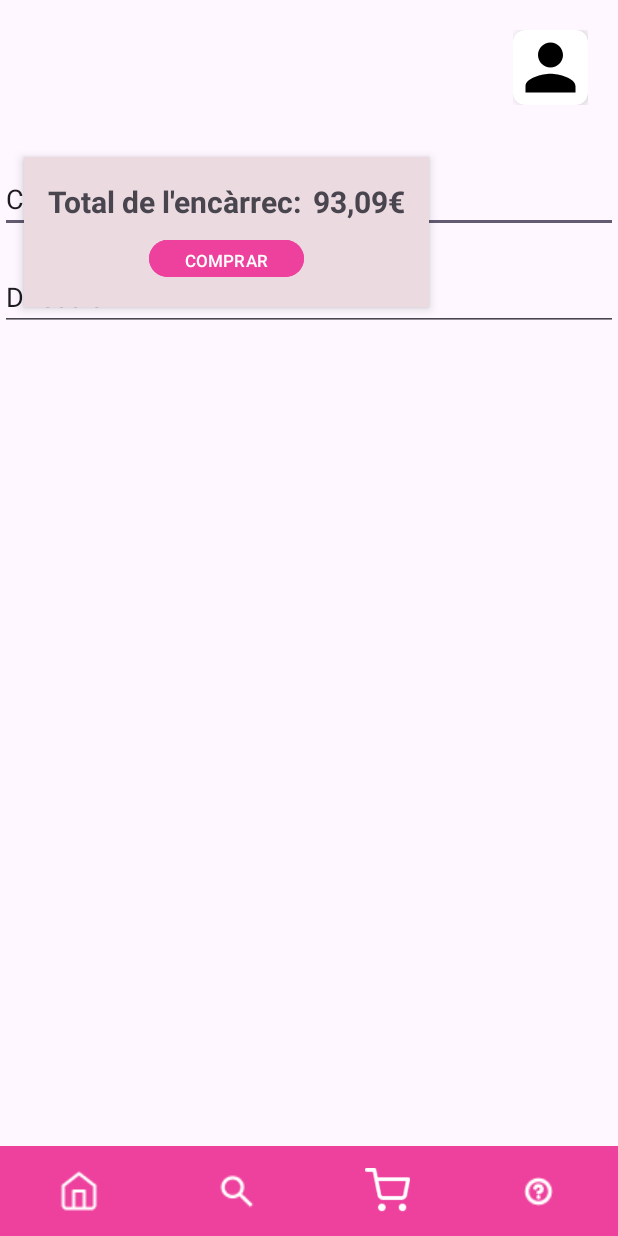
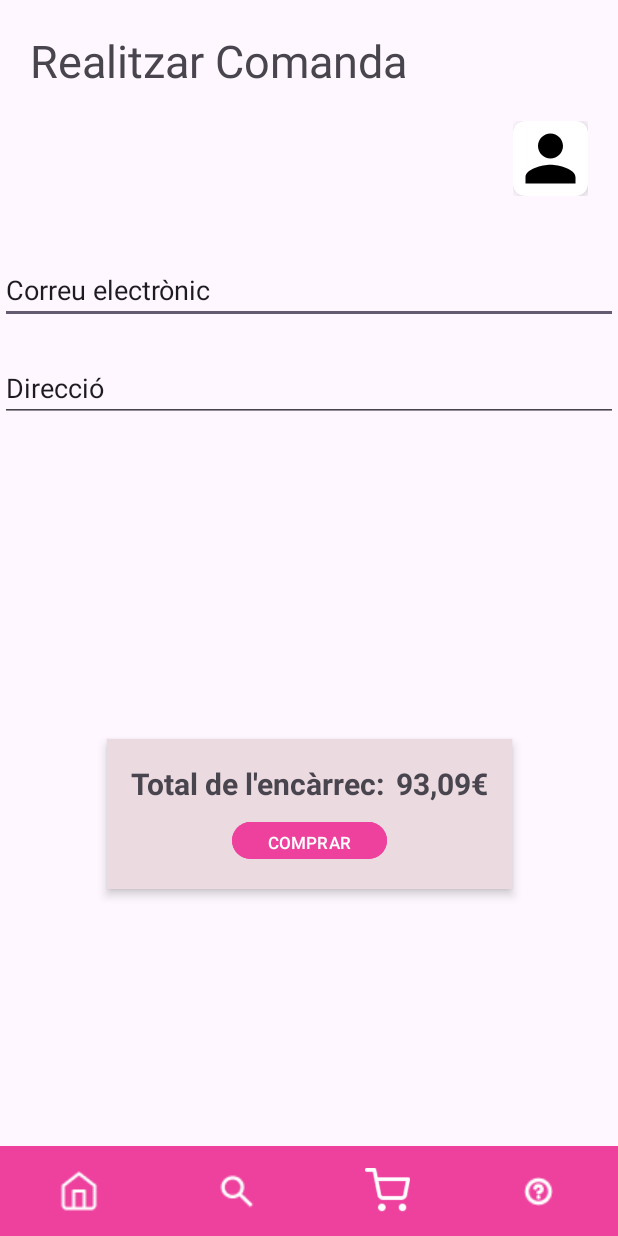
Before and after one commit to JudithM05/TendaComics, an Android app: the FragmentComprar screen opened directly, with no data from a screen before it, after a tap on "COMPRAR", on a phone screen of 412 x 824 dp. Run offline under Robolectric (Android 15) with nearby library versions, the phone set to English and light mode, and no system bars.

Commit message:
Solucinat el problema del fragment de comprar

```diff
--- a/app/src/main/java/com/example/tendacomics/FragmentComprar.java
+++ b/app/src/main/java/com/example/tendacomics/FragmentComprar.java
@@ -28,13 +28,15 @@ public class FragmentComprar extends Fragment {
                 // Comprobamos en qué actividad estamos
                 String actividadActual = getActivity().getClass().getSimpleName();
 
-                if (actividadActual.equals("CistellaCompra")) {
+                if (getActivity() instanceof CistellaCompra) {
                     // Si estamos en CistellaCompra, iniciamos Compradetallada
                     Intent intent = new Intent(getActivity(), Compradetallada.class);
                     startActivity(intent);
-                } else if (actividadActual.equals("CompraDetallada")) {
+                } else if (getActivity() instanceof Compradetallada) {
                     // Si estamos en CompraDetallada, mostramos un Toast
                     Toast.makeText(getActivity(), "La compra s'ha realitzat amb èxit", Toast.LENGTH_SHORT).show();
+                    Intent intent = new Intent(getActivity(), MainActivity.class);
+                    startActivity(intent);
                 }
             }
         });
--- a/app/src/main/res/layout/activity_compradetallada.xml
+++ b/app/src/main/res/layout/activity_compradetallada.xml
@@ -7,6 +7,17 @@
     android:layout_height="match_parent"
     tools:context=".Compradetallada">
 
+    <TextView
+        android:id="@+id/textView8"
+        android:layout_width="wrap_content"
+        android:layout_height="wrap_content"
+        android:text="@string/realitzar_comanda"
+        android:textSize="30sp"
+        android:layout_marginTop="20dp"
+        android:layout_marginStart="20dp"
+        app:layout_constraintTop_toTopOf="parent"
+        app:layout_constraintStart_toStartOf="parent" />
+
     <fragment
         android:id="@+id/fragmentPerfil"
         android:name="com.example.tendacomics.Perfil"
@@ -14,7 +25,7 @@
         android:layout_height="50dp"
         android:layout_margin="20dp"
         app:layout_constraintEnd_toEndOf="parent"
-        app:layout_constraintTop_toTopOf="parent" />
+        app:layout_constraintTop_toBottomOf="@id/textView8" />
 
     <EditText
         android:id="@+id/editTextText"
@@ -42,11 +53,14 @@
 
     <fragment
         android:id="@id/fragmentComprar"
+        android:name="com.example.tendacomics.FragmentComprar"
         android:layout_width="wrap_content"
         android:layout_height="wrap_content"
-        android:name="com.example.tendacomics.FragmentComprar"
-        app:layout_constraintBottom_toBottomOf="@id/editTextText2"
-        />
+        android:layout_marginTop="40dp"
+        app:layout_constraintBottom_toTopOf="@id/fragmentmenu"
+        app:layout_constraintEnd_toEndOf="parent"
+        app:layout_constraintStart_toStartOf="parent"
+        app:layout_constraintTop_toBottomOf="@id/editTextText2" />
 
     <fragment
         android:id="@+id/fragmentmenu"
--- a/app/src/main/res/layout/activity_perfilpag.xml
+++ b/app/src/main/res/layout/activity_perfilpag.xml
@@ -34,7 +34,7 @@
         android:layout_marginStart="20dp"
         android:layout_marginTop="10dp"
         android:text="User123"
-        android:textSize="20sp"
+        android:textSize="30sp"
         app:layout_constraintStart_toEndOf="@id/imageView"
         app:layout_constraintTop_toTopOf="@id/imageView" />
 
--- a/app/src/main/res/values/strings.xml
+++ b/app/src/main/res/values/strings.xml
@@ -10,4 +10,6 @@
     <string name="correu_electr_nic">Correu electrònic</string>
     <string name="direcci">Direcció</string>
     <string name="fer_pregunta">Fer pregunta</string>
+    <string name="realitzar_comanda">Realitzar Comanda</string>
+    <string name="ajuda">Ajuda</string>
 </resources>
```
Also changed, not shown: app/src/main/res/layout/activity_ajuda.xml (+3 -4 lines), app/src/main/res/layout/activity_cistella_compra.xml (+10 -12 lines), app/src/main/res/layout/activity_main.xml (+8 -8 lines).
